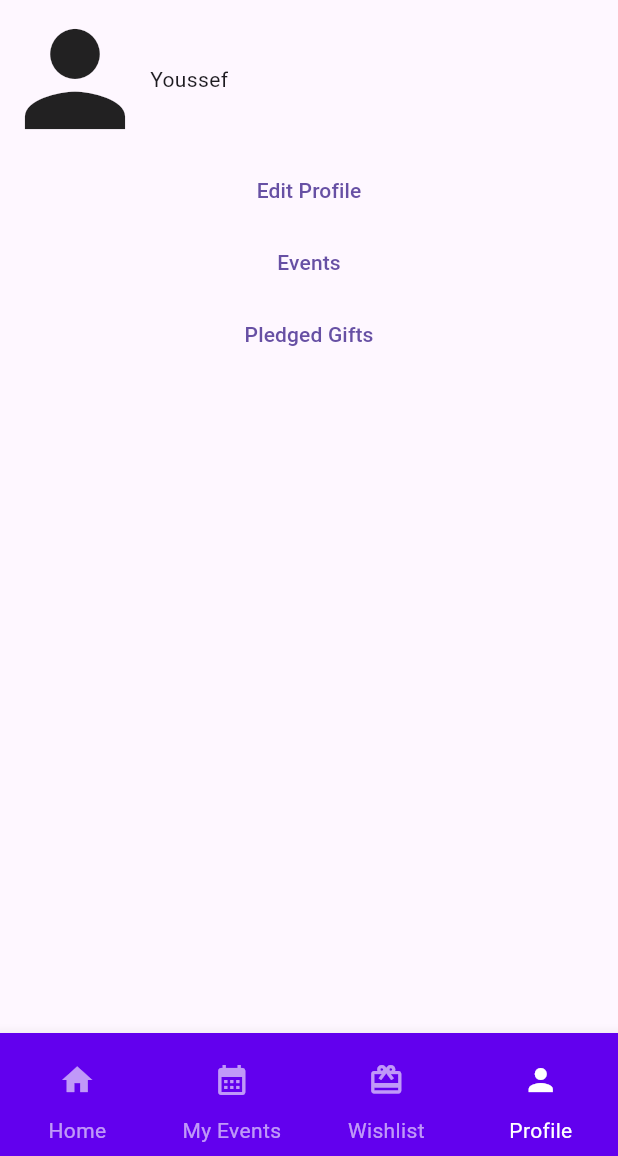
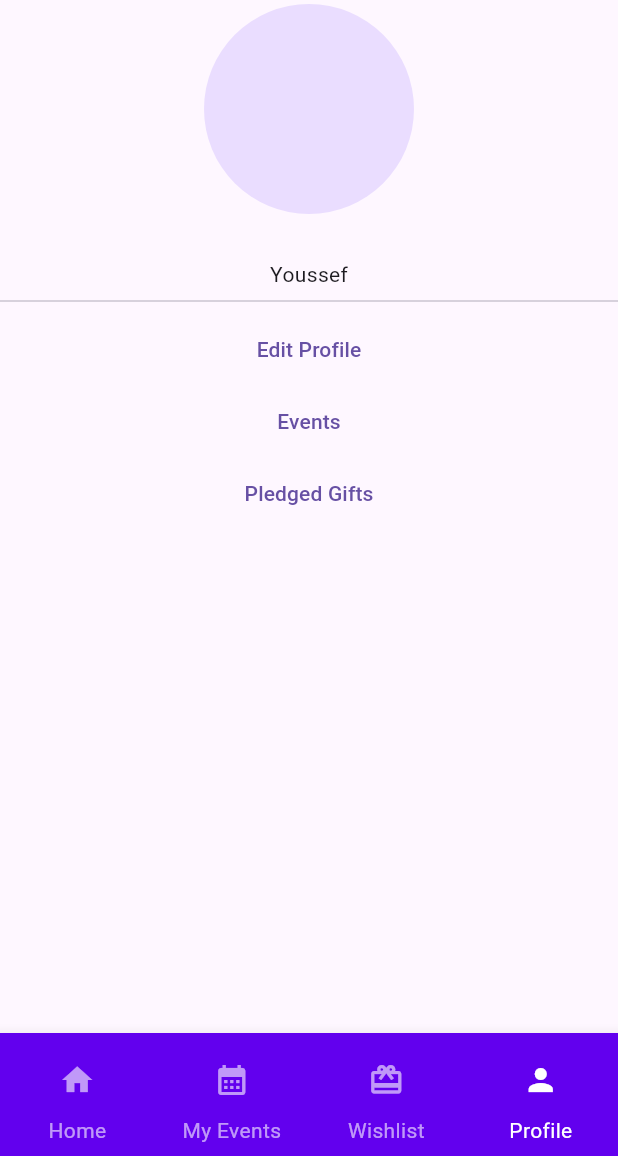
Before and after one commit to youssef-mohamed1809/Hedeyety, a Flutter app: the MyProfilePage screen opened by its route, on a phone screen of 412 x 824 dp, the part 80-1236 px from its top. Run offline on Flutter 3.47's test engine with Material 3 defaults, Android fonts, the light colour scheme and no system bars.

Commit message:
Changed my profile page

```diff
--- a/lib/Pages/myProfilePage.dart
+++ b/lib/Pages/myProfilePage.dart
@@ -18,13 +18,10 @@ class MyProfilePage extends StatelessWidget {
           width: double.infinity,
           child: Column(
             children: [
-              Row(
-                children: [
-                  Icon(Icons.person, size: 100,),
-                  // SizedBox(width: 50),
-                  Text("Youssef")
-                ],
-              ),
+              CircleAvatar(radius: 70),
+              SizedBox(height: 30),
+              Text("Youssef"),
+              Divider(),
               TextButton(onPressed: (){}, child: Text("Edit Profile")),
               TextButton(onPressed: (){}, child: Text("Events")),
               TextButton(onPressed: (){Navigator.push(context, MaterialPageRoute(builder: (context) => PledgedGiftsPage()));}, child: Text("Pledged Gifts"))
```
